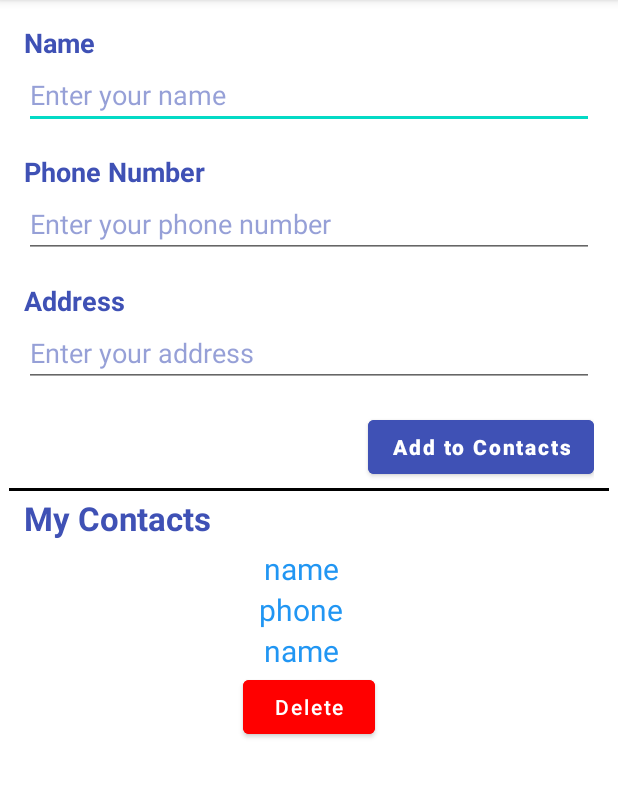
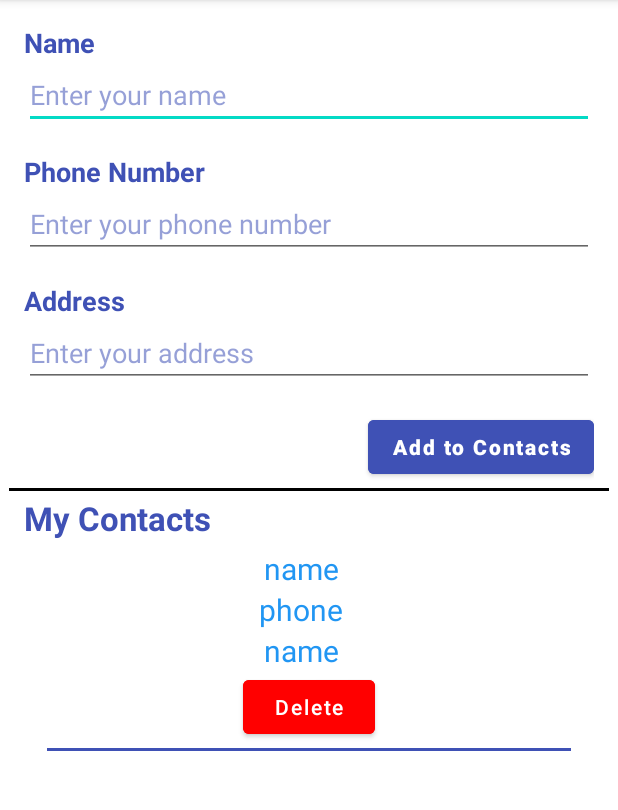
Before and after one commit to HazemAhmed2002/Assignment_1, an Android app: the screen it shows after launch (MainActivity), after a tap on "Add to Contacts", on a phone screen of 412 x 824 dp, the part 84-894 px from its top. Run offline under Robolectric (Android 15) with nearby library versions, the phone set to English and light mode, and no system bars; our stand-ins replace Firebase (no records; nobody signed in at launch, a user with empty details on screens opened directly); 4 statements that could not run were skipped.

Commit message:
edit now

```diff
--- a/app/src/main/res/layout/cal_row_item.xml
+++ b/app/src/main/res/layout/cal_row_item.xml
@@ -43,5 +43,12 @@
         android:textAllCaps="false"
         app:rippleColor="#800900" />
 
+    <View
+        android:id="@+id/view"
+        android:layout_width="match_parent"
+        android:layout_height="2dp"
+        android:layout_marginVertical="3dp"
+        android:background="#3F51B5" />
+
 
 </LinearLayout>
```
